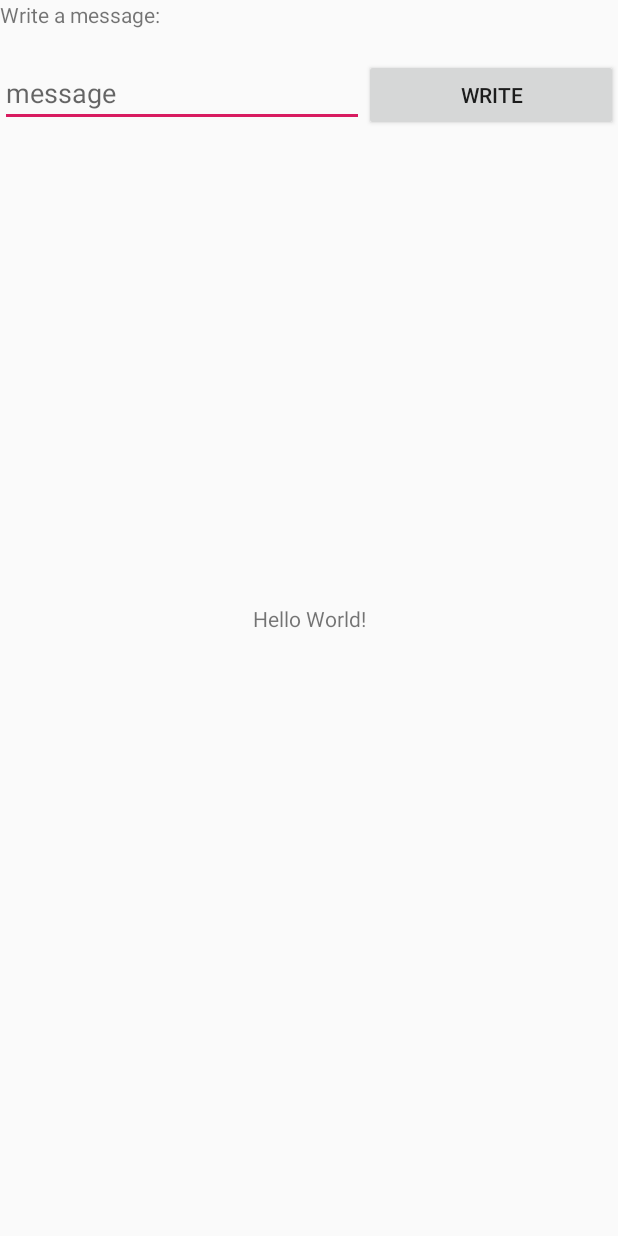
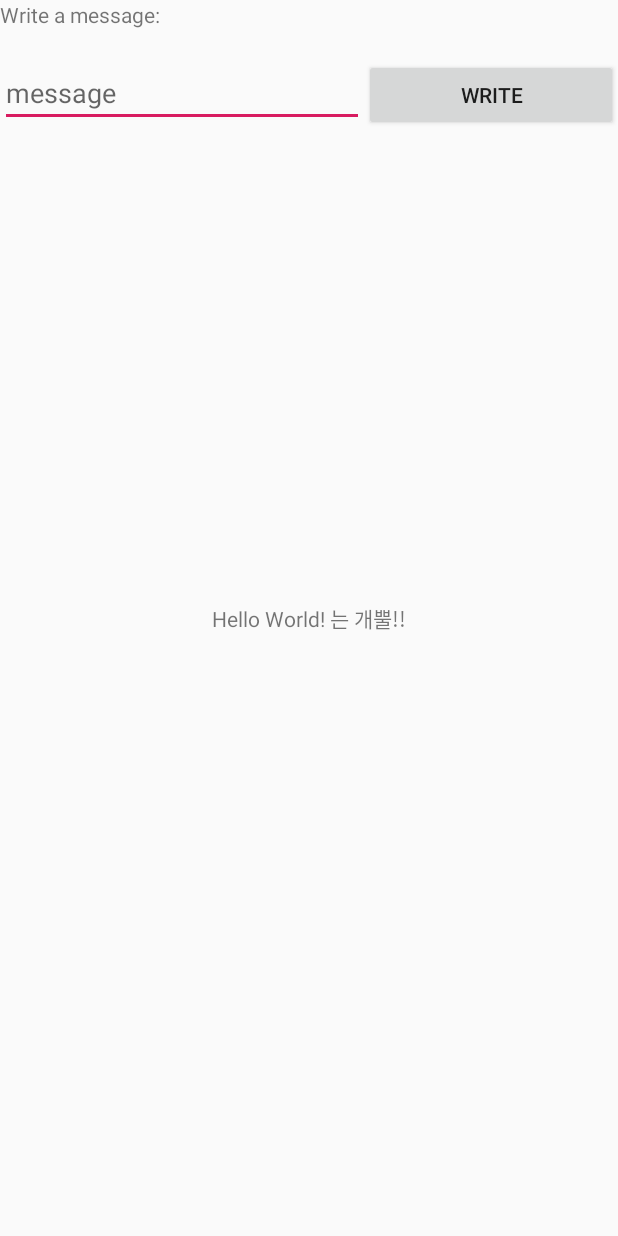
Before and after one commit to roblee10/NFC_Hack, an Android app: the MainActivity screen opened directly, with no data from a screen before it, on a phone screen of 412 x 824 dp. Run offline under Robolectric (Android 15) with nearby library versions, the phone set to English and light mode, and no system bars; 2 statements that could not run were skipped.

Commit message:
는 개뿔

```diff
--- a/app/src/main/res/layout/activity_main.xml
+++ b/app/src/main/res/layout/activity_main.xml
@@ -9,7 +9,7 @@
     <TextView
         android:layout_width="wrap_content"
         android:layout_height="wrap_content"
-        android:text="Hello World!"
+        android:text="Hello World! 는 개뿔!!"
         app:layout_constraintBottom_toBottomOf="parent"
         app:layout_constraintLeft_toLeftOf="parent"
         app:layout_constraintRight_toRightOf="parent"
```
